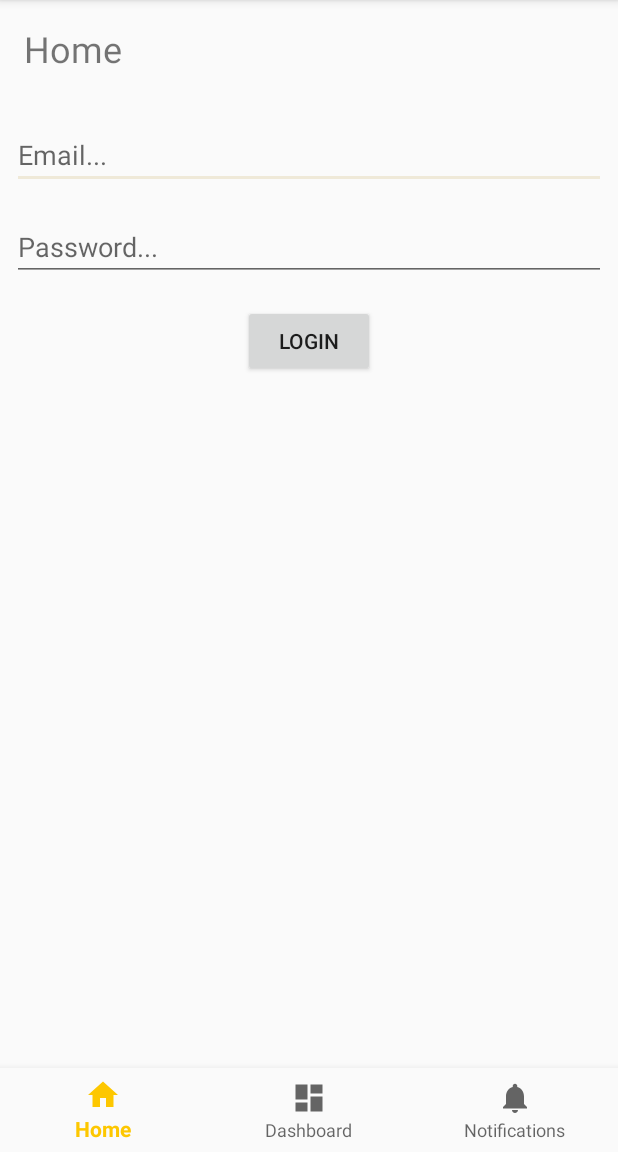
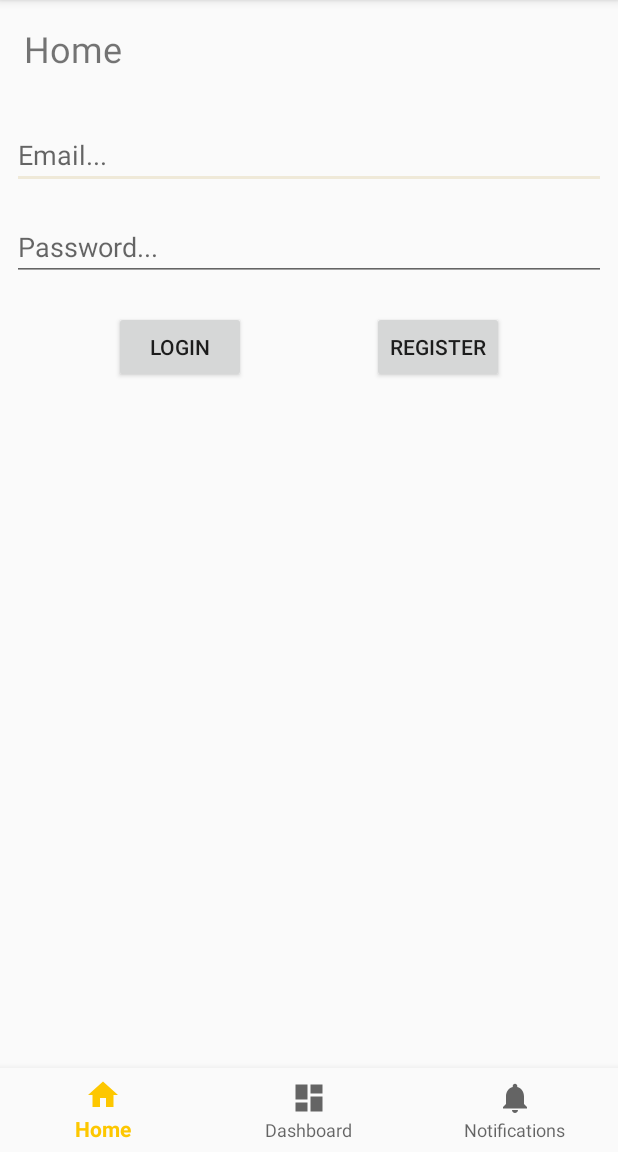
Before and after one commit to YanovskyOr/Beerz, an Android app: the screen it shows after launch (MainActivity), on a phone screen of 412 x 824 dp, the part 84-1236 px from its top. Run offline under Robolectric (Android 15) with nearby library versions, the phone set to English and light mode, and no system bars; our stand-ins replace Firebase (no records; nobody signed in at launch, a user with empty details on screens opened directly), Room's generated code.

Commit message:
Added Register Functionality

```diff
--- a/app/src/main/res/layout/login_menu.xml
+++ b/app/src/main/res/layout/login_menu.xml
@@ -42,9 +42,21 @@
         android:layout_height="wrap_content"
         android:layout_marginEnd="8dp"
         android:layout_marginStart="8dp"
-        android:layout_marginTop="16dp"
+        android:layout_marginTop="20dp"
         android:text="Login"
-        app:layout_constraintEnd_toEndOf="parent"
+        app:layout_constraintEnd_toStartOf="@+id/registerButton"
         app:layout_constraintStart_toStartOf="parent"
         app:layout_constraintTop_toBottomOf="@+id/passwordField" />
+
+    <Button
+        android:id="@+id/registerButton"
+        android:layout_width="wrap_content"
+        android:layout_height="wrap_content"
+        android:layout_marginEnd="8dp"
+        android:layout_marginStart="8dp"
+        android:layout_marginTop="20dp"
+        android:text="Register"
+        app:layout_constraintEnd_toEndOf="parent"
+        app:layout_constraintStart_toEndOf="@+id/loginButton"
+        app:layout_constraintTop_toBottomOf="@+id/passwordField" />
 </android.support.constraint.ConstraintLayout>
```
Also changed, not shown: app/src/main/java/ory/ofir/beerz/View/LoginFragment.java (+41 -0 lines).
